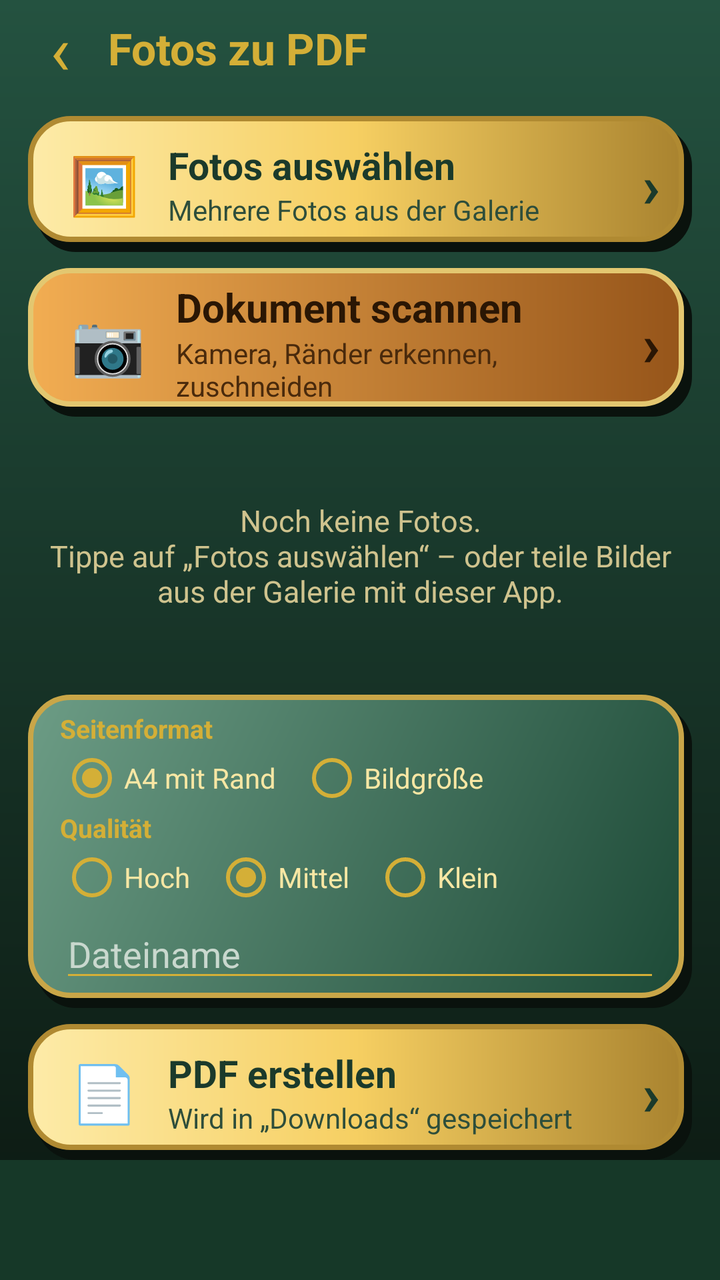
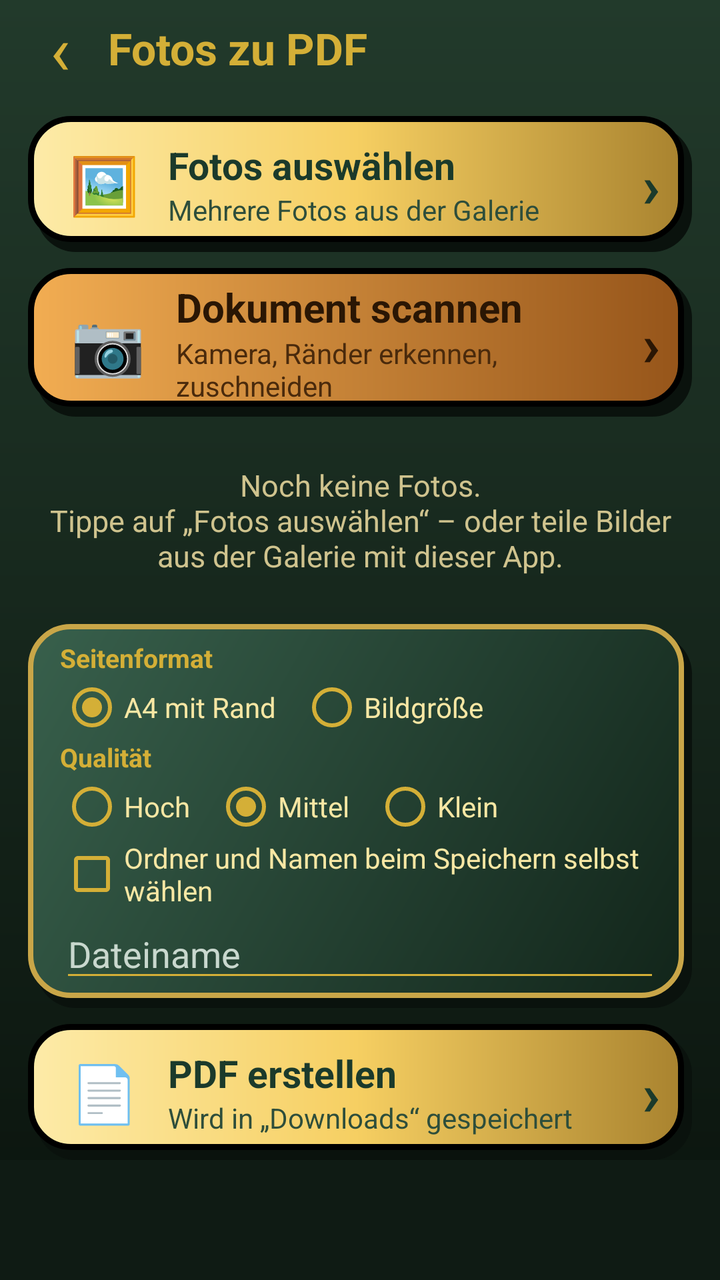

Two renders of the same Android screen: before a commit and after it. Below are the layout's source before the change and the commit's diff.
<!-- AndroidManifest.xml: application theme Theme.FotosZuPdf -->
<!-- res/layout/activity_pdf.xml -->
<?xml version="1.0" encoding="utf-8"?>
<LinearLayout xmlns:android="http://schemas.android.com/apk/res/android"
    android:id="@+id/root"
    android:layout_width="match_parent"
    android:layout_height="match_parent"
    android:background="@drawable/bg_screen"
    android:orientation="vertical">

    <LinearLayout
        android:layout_width="match_parent"
        android:layout_height="wrap_content"
        android:gravity="center_vertical"
        android:orientation="horizontal"
        android:paddingStart="6dp"
        android:paddingEnd="14dp">

        <TextView
            android:id="@+id/btnBack"
            android:layout_width="48dp"
            android:layout_height="48dp"
            android:contentDescription="Zurück"
            android:gravity="center"
            android:text="‹"
            android:textColor="@color/gold"
            android:textSize="34sp" />

        <TextView
            android:layout_width="wrap_content"
            android:layout_height="wrap_content"
            android:text="Fotos zu PDF"
            android:textColor="@color/gold"
            android:textSize="22sp"
            android:textStyle="bold" />
    </LinearLayout>

    <LinearLayout
        android:id="@+id/btnAdd"
        android:layout_width="match_parent"
        android:layout_height="wrap_content"
        android:layout_marginStart="14dp"
        android:layout_marginTop="10dp"
        android:layout_marginEnd="14dp"
        android:background="@drawable/bg_btn_gold"
        android:clickable="true"
        android:focusable="true"
        android:gravity="center_vertical"
        android:minHeight="68dp"
        android:orientation="horizontal"
        android:paddingStart="16dp"
        android:paddingTop="8dp"
        android:paddingEnd="16dp"
        android:paddingBottom="8dp">

        <TextView
            android:layout_width="44dp"
            android:layout_height="wrap_content"
            android:gravity="center"
            android:text="🖼️"
            android:textSize="28sp" />

        <LinearLayout
            android:layout_width="0dp"
            android:layout_height="wrap_content"
            android:layout_weight="1"
            android:orientation="vertical"
            android:paddingStart="10dp">

            <TextView
                android:layout_width="wrap_content"
                android:layout_height="wrap_content"
                android:text="Fotos auswählen"
                android:textColor="@color/auf_gold"
                android:textSize="19sp"
                android:textStyle="bold" />

            <TextView
                android:id="@+id/tvCount"
                android:layout_width="wrap_content"
                android:layout_height="wrap_content"
                android:text="Mehrere Fotos aus der Galerie"
                android:textColor="@color/auf_gold_sub"
                android:textSize="14sp" />
        </LinearLayout>

        <TextView
            android:layout_width="wrap_content"
            android:layout_height="wrap_content"
            android:text="›"
            android:textColor="@color/auf_gold"
            android:textSize="30sp"
            android:textStyle="bold" />
    </LinearLayout>

    <LinearLayout
        android:id="@+id/btnScan"
        android:layout_width="match_parent"
        android:layout_height="wrap_content"
        android:layout_marginStart="14dp"
        android:layout_marginTop="8dp"
        android:layout_marginEnd="14dp"
        android:background="@drawable/bg_tile_ocker"
        android:clickable="true"
        android:focusable="true"
        android:gravity="center_vertical"
        android:minHeight="60dp"
        android:orientation="horizontal"
        android:paddingStart="16dp"
        android:paddingTop="6dp"
        android:paddingEnd="16dp"
        android:paddingBottom="6dp">

        <TextView
            android:layout_width="48dp"
            android:layout_height="wrap_content"
            android:gravity="center"
            android:text="📷"
            android:textSize="30sp" />

        <LinearLayout
            android:layout_width="0dp"
            android:layout_height="wrap_content"
            android:layout_weight="1"
            android:orientation="vertical"
            android:paddingStart="10dp">

            <TextView
                android:layout_width="wrap_content"
                android:layout_height="wrap_content"
                android:text="Dokument scannen"
                android:textColor="#2A1604"
                android:textSize="20sp"
                android:textStyle="bold" />

            <TextView
                android:layout_width="wrap_content"
                android:layout_height="wrap_content"
                android:text="Kamera, Ränder erkennen, zuschneiden"
                android:textColor="#4A2A0C"
                android:textSize="14sp" />
        </LinearLayout>

        <TextView
            android:layout_width="wrap_content"
            android:layout_height="wrap_content"
            android:text="›"
            android:textColor="#2A1604"
            android:textSize="30sp"
            android:textStyle="bold" />
    </LinearLayout>

    <FrameLayout
        android:layout_width="match_parent"
        android:layout_height="0dp"
        android:layout_weight="1">

        <androidx.recyclerview.widget.RecyclerView
            android:id="@+id/rvPhotos"
            android:layout_width="match_parent"
            android:layout_height="match_parent"
            android:clipToPadding="false"
            android:paddingStart="14dp"
            android:paddingEnd="14dp" />

        <TextView
            android:id="@+id/tvEmpty"
            android:layout_width="match_parent"
            android:layout_height="wrap_content"
            android:layout_gravity="center"
            android:gravity="center"
            android:padding="24dp"
            android:text="Noch keine Fotos.\nTippe auf „Fotos auswählen“ – oder teile Bilder aus der Galerie mit dieser App."
            android:textColor="@color/text_gedimmt"
            android:textSize="15sp" />
    </FrameLayout>

    <LinearLayout
        android:layout_width="match_parent"
        android:layout_height="wrap_content"
        android:layout_marginStart="14dp"
        android:layout_marginEnd="14dp"
        android:background="@drawable/bg_tile_gruen"
        android:orientation="vertical"
        android:paddingStart="16dp"
        android:paddingTop="8dp"
        android:paddingEnd="16dp"
        android:paddingBottom="8dp">

        <TextView
            android:layout_width="wrap_content"
            android:layout_height="wrap_content"
            android:text="Seitenformat"
            android:textColor="@color/gold"
            android:textSize="13sp"
            android:textStyle="bold" />

        <RadioGroup
            android:id="@+id/rgFormat"
            android:layout_width="match_parent"
            android:layout_height="wrap_content"
            android:orientation="horizontal">

            <RadioButton
                android:id="@+id/rbA4"
                android:layout_width="wrap_content"
                android:layout_height="wrap_content"
                android:buttonTint="@color/gold"
                android:checked="true"
                android:text="A4 mit Rand"
                android:textColor="@color/text_hell" />

            <RadioButton
                android:id="@+id/rbOriginal"
                android:layout_width="wrap_content"
                android:layout_height="wrap_content"
                android:layout_marginStart="12dp"
                android:buttonTint="@color/gold"
                android:text="Bildgröße"
                android:textColor="@color/text_hell" />
        </RadioGroup>

        <TextView
            android:layout_width="wrap_content"
            android:layout_height="wrap_content"
            android:text="Qualität"
            android:textColor="@color/gold"
            android:textSize="13sp"
            android:textStyle="bold" />

        <RadioGroup
            android:id="@+id/rgQuality"
            android:layout_width="match_parent"
            android:layout_height="wrap_content"
            android:orientation="horizontal">

            <RadioButton
                android:id="@+id/rbHigh"
                android:layout_width="wrap_content"
                android:layout_height="wrap_content"
                android:buttonTint="@color/gold"
                android:text="Hoch"
                android:textColor="@color/text_hell" />

            <RadioButton
                android:id="@+id/rbMid"
                android:layout_width="wrap_content"
                android:layout_height="wrap_content"
                android:layout_marginStart="12dp"
                android:buttonTint="@color/gold"
                android:checked="true"
                android:text="Mittel"
                android:textColor="@color/text_hell" />

            <RadioButton
                android:id="@+id/rbLow"
                android:layout_width="wrap_content"
                android:layout_height="wrap_content"
                android:layout_marginStart="12dp"
                android:buttonTint="@color/gold"
                android:text="Klein"
                android:textColor="@color/text_hell" />
        </RadioGroup>

        <EditText
            android:id="@+id/etName"
            android:layout_width="match_parent"
            android:layout_height="wrap_content"
            android:backgroundTint="@color/gold"
            android:hint="Dateiname"
            android:imeOptions="actionDone"
            android:inputType="text"
            android:maxLines="1"
            android:textColor="@color/text_hell"
            android:textColorHint="#C9D8CE" />
    </LinearLayout>

    <LinearLayout
        android:id="@+id/btnCreate"
        android:layout_width="match_parent"
        android:layout_height="wrap_content"
        android:layout_marginStart="14dp"
        android:layout_marginTop="8dp"
        android:layout_marginEnd="14dp"
        android:background="@drawable/bg_btn_gold"
        android:clickable="true"
        android:focusable="true"
        android:gravity="center_vertical"
        android:minHeight="68dp"
        android:orientation="horizontal"
        android:paddingStart="16dp"
        android:paddingTop="8dp"
        android:paddingEnd="16dp"
        android:paddingBottom="8dp">

        <TextView
            android:layout_width="44dp"
            android:layout_height="wrap_content"
            android:gravity="center"
            android:text="📄"
            android:textSize="28sp" />

        <LinearLayout
            android:layout_width="0dp"
            android:layout_height="wrap_content"
            android:layout_weight="1"
            android:orientation="vertical"
            android:paddingStart="10dp">

            <TextView
                android:layout_width="wrap_content"
                android:layout_height="wrap_content"
                android:text="PDF erstellen"
                android:textColor="@color/auf_gold"
                android:textSize="19sp"
                android:textStyle="bold" />

            <TextView
                android:layout_width="wrap_content"
                android:layout_height="wrap_content"
                android:text="Wird in „Downloads“ gespeichert"
                android:textColor="@color/auf_gold_sub"
                android:textSize="14sp" />
        </LinearLayout>

        <TextView
            android:layout_width="wrap_content"
            android:layout_height="wrap_content"
            android:text="›"
            android:textColor="@color/auf_gold"
            android:textSize="30sp"
            android:textStyle="bold" />
    </LinearLayout>

    <ProgressBar
        android:id="@+id/progress"
        style="?android:attr/progressBarStyleHorizontal"
        android:layout_width="match_parent"
        android:layout_height="wrap_content"
        android:layout_marginStart="20dp"
        android:layout_marginTop="4dp"
        android:layout_marginEnd="20dp"
        android:progressTint="@color/gold"
        android:visibility="gone" />

    <FrameLayout
        android:id="@+id/adContainer"
        android:layout_width="match_parent"
        android:layout_height="wrap_content"
        android:background="@drawable/bg_ad"
        android:minHeight="60dp" />
</LinearLayout>
<!-- resources referenced by this layout -->
<resources>
  <color name="auf_gold">#1B3A2B</color>
  <color name="auf_gold_sub">#2E4E3B</color>
  <color name="gold">#D4AF37</color>
  <color name="text_gedimmt">#CFC38E</color>
  <color name="text_hell">#F8E7A4</color>
  <!-- drawable bg_ad (drawable) -->
  <?xml version="1.0" encoding="utf-8"?>
  <shape xmlns:android="http://schemas.android.com/apk/res/android"
      android:shape="rectangle">
      <solid android:color="@color/tanne_dunkel" />
  </shape>
  <!-- drawable bg_btn_gold (drawable) -->
  <?xml version="1.0" encoding="utf-8"?>
  <ripple xmlns:android="http://schemas.android.com/apk/res/android"
      android:color="#55FFFFFF">
      <item>
      <layer-list>
          <item
              android:left="4dp"
              android:top="5dp">
              <shape android:shape="rectangle">
                  <solid android:color="#0A120D" />
                  <corners android:radius="20dp" />
              </shape>
          </item>
          <item
              android:bottom="5dp"
              android:right="4dp">
              <shape android:shape="rectangle">
                  <gradient
                      android:angle="0"
                  android:centerColor="#F6CF62"
                      android:endColor="#A9832F"
                      android:startColor="#FDEBA8" />
                  <stroke
                      android:width="2.5dp"
                      android:color="#B08A32" />
                  <corners android:radius="20dp" />
              </shape>
          </item>
      </layer-list>
      </item>
  </ripple>
  <!-- drawable bg_screen (drawable) -->
  <?xml version="1.0" encoding="utf-8"?>
  <shape xmlns:android="http://schemas.android.com/apk/res/android"
      android:shape="rectangle">
      <gradient
          android:angle="270"
          android:endColor="#0B1710"
          android:startColor="#245240" />
  </shape>
  <!-- drawable bg_tile_gruen (drawable) -->
  <?xml version="1.0" encoding="utf-8"?>
  <ripple xmlns:android="http://schemas.android.com/apk/res/android"
      android:color="#55FFFFFF">
      <item>
      <layer-list>
          <item
              android:left="4dp"
              android:top="5dp">
              <shape android:shape="rectangle">
                  <solid android:color="#0A120D" />
                  <corners android:radius="20dp" />
              </shape>
          </item>
          <item
              android:bottom="5dp"
              android:right="4dp">
              <shape android:shape="rectangle">
                  <gradient
                      android:angle="315"
                      android:endColor="#1D4A37"
                      android:startColor="#6C9C85" />
                  <stroke
                      android:width="2.5dp"
                      android:color="#C9A648" />
                  <corners android:radius="20dp" />
              </shape>
          </item>
      </layer-list>
      </item>
  </ripple>
  <!-- drawable bg_tile_ocker (drawable) -->
  <?xml version="1.0" encoding="utf-8"?>
  <ripple xmlns:android="http://schemas.android.com/apk/res/android"
      android:color="#55FFFFFF">
      <item>
      <layer-list>
          <item
              android:left="4dp"
              android:top="5dp">
              <shape android:shape="rectangle">
                  <solid android:color="#0A120D" />
                  <corners android:radius="20dp" />
              </shape>
          </item>
          <item
              android:bottom="5dp"
              android:right="4dp">
              <shape android:shape="rectangle">
                  <gradient
                      android:angle="0"
                  
                      android:endColor="#96551A"
                      android:startColor="#F2AD52" />
                  <stroke
                      android:width="2.5dp"
                      android:color="#E3C770" />
                  <corners android:radius="20dp" />
              </shape>
          </item>
      </layer-list>
      </item>
  </ripple>
  <color name="tanne_dunkel">#163828</color>
  <color name="tanne">#1F4D3A</color>
  <!-- unchanged entries left out for length: 1 -->
</resources>

<!-- the commit's change to res/layout/activity_pdf.xml (unified diff, before → after) -->
@@ -260,6 +260,15 @@
                 android:textColor="@color/text_hell" />
         </RadioGroup>
 
+        <CheckBox
+            android:id="@+id/cbAsk"
+            android:layout_width="wrap_content"
+            android:layout_height="wrap_content"
+            android:buttonTint="@color/gold"
+            android:text="Ordner und Namen beim Speichern selbst wählen"
+            android:textColor="@color/text_hell"
+            android:textSize="14sp" />
+
         <EditText
             android:id="@+id/etName"
             android:layout_width="match_parent"
<!-- resource entries referenced after the edit -->
@@ -35,8 +35,8 @@
                       android:endColor="#A9832F"
                       android:startColor="#FDEBA8" />
                   <stroke
-                      android:width="2.5dp"
-                      android:color="#B08A32" />
+                      android:width="3dp"
+                      android:color="#000000" />
                   <corners android:radius="20dp" />
               </shape>
           </item>
@@ -49,8 +49,8 @@
       android:shape="rectangle">
       <gradient
           android:angle="270"
-          android:endColor="#0B1710"
-          android:startColor="#245240" />
+          android:endColor="#0A130D"
+          android:startColor="#223A2B" />
   </shape>
   <!-- drawable bg_tile_gruen (drawable) -->
   <?xml version="1.0" encoding="utf-8"?>
@@ -72,8 +72,8 @@
               <shape android:shape="rectangle">
                   <gradient
                       android:angle="315"
-                      android:endColor="#1D4A37"
-                      android:startColor="#6C9C85" />
+                      android:endColor="#12251A"
+                      android:startColor="#38604C" />
                   <stroke
                       android:width="2.5dp"
                       android:color="#C9A648" />
@@ -107,16 +107,16 @@
                       android:endColor="#96551A"
                       android:startColor="#F2AD52" />
                   <stroke
-                      android:width="2.5dp"
-                      android:color="#E3C770" />
+                      android:width="3dp"
+                      android:color="#000000" />
                   <corners android:radius="20dp" />
               </shape>
           </item>
       </layer-list>
       </item>
   </ripple>
-  <color name="tanne_dunkel">#163828</color>
-  <color name="tanne">#1F4D3A</color>
+  <color name="tanne_dunkel">#0F1B14</color>
+  <color name="tanne">#1A2C20</color>
   <!-- unchanged entries left out for length: 1 -->
 </resources>
 
